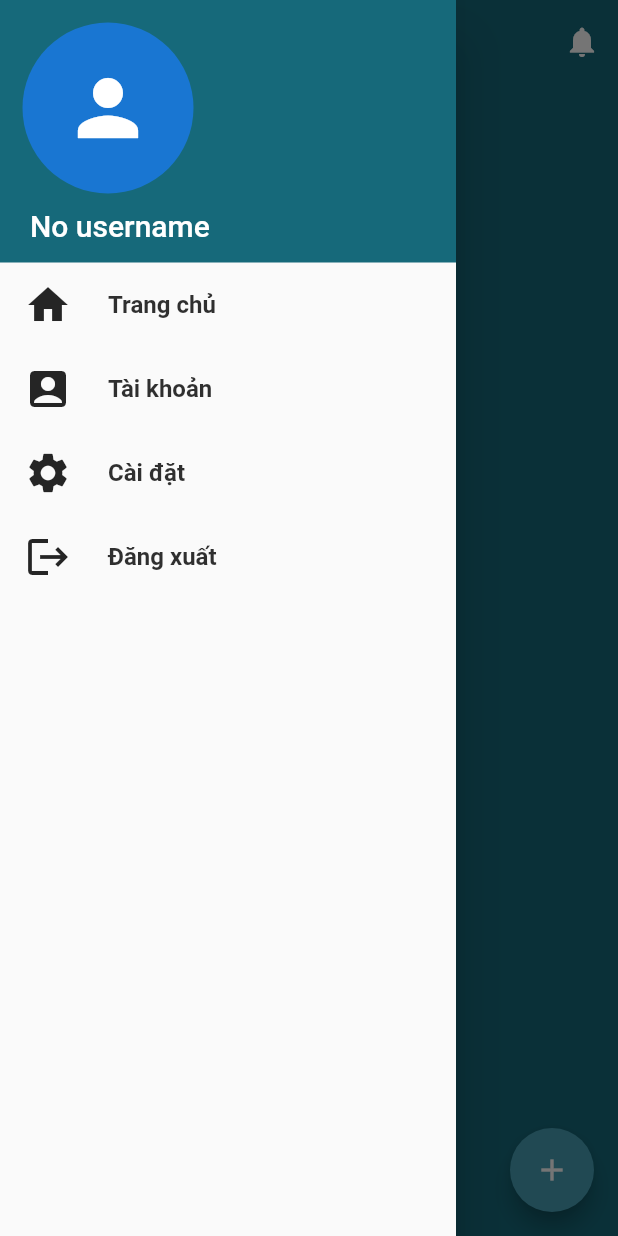
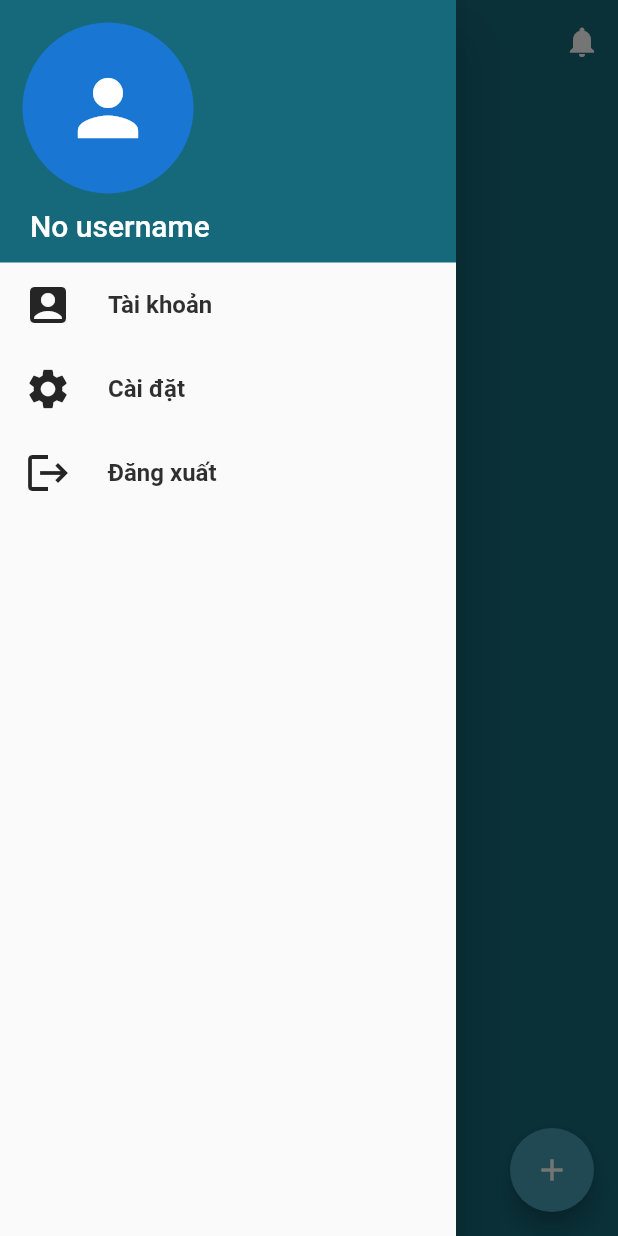
Before and after one commit to ShikamaruBH/FoodBridge, a Flutter app: the screen it shows after launch, with the side drawer open, on a phone screen of 412 x 824 dp. Run offline on Flutter 3.47's test engine with Material 2 defaults, Android fonts, the phone set to English and light mode, and no system bars; our stand-ins replace cloud_functions, firebase_auth, firebase_core, flutter_form_builder, form_builder_validators, google_sign_in and 1 more; accounts and stored records are empty.

Commit message:
Remove unneccessary home menu list tile

```diff
--- a/lib/view/home.dart
+++ b/lib/view/home.dart
@@ -43,7 +43,6 @@ class HomeScreen extends StatelessWidget {
                 padding: EdgeInsets.zero,
                 children: [
                   const AccountHeaderWidget(),
-                  MenuListTile(Icons.home, 'home-title', () {}),
                   MenuListTile(
                       Icons.account_box_rounded, 'account-title', () {}),
                   MenuListTile(Icons.settings, 'setting-title', () {}),
```
